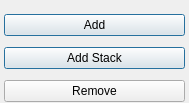
Old version of the form ilastik/applets/dataSelection/dataSelectionDrawer.ui in the repository ilastik/ilastik.
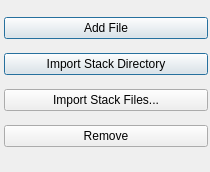
New version of the form. Icons and pictures are not drawn.

Commit message: DataSelection: Provide separate buttons for importing a stack from an entire directory vs. a set of individual files.

What changed in the file:
```diff
--- a/ilastik/applets/dataSelection/dataSelectionDrawer.ui
+++ b/ilastik/applets/dataSelection/dataSelectionDrawer.ui
@@ -6,8 +6,8 @@
    <rect>
     <x>0</x>
     <y>0</y>
-    <width>189</width>
-    <height>103</height>
+    <width>210</width>
+    <height>172</height>
    </rect>
   </property>
   <property name="windowTitle">
@@ -18,8 +18,8 @@
     <rect>
      <x>4</x>
      <y>9</y>
-     <width>181</width>
-     <height>100</height>
+     <width>204</width>
+     <height>150</height>
     </rect>
    </property>
    <layout class="QVBoxLayout" name="verticalLayout">
@@ -29,7 +29,7 @@
        <string>Add a single volume or image</string>
       </property>
       <property name="text">
-       <string>Add</string>
+       <string>Add File</string>
       </property>
       <property name="icon">
        <iconset>
@@ -49,7 +49,7 @@
        <string>Create a single 3D dataset in your project from a directory of images files</string>
       </property>
       <property name="text">
-       <string>Add Stack</string>
+       <string>Import Stack Directory</string>
       </property>
       <property name="default">
        <bool>true</bool>
@@ -59,6 +59,16 @@
       </property>
      </widget>
     </item>
+    <item>
+     <widget class="QPushButton" name="addStackFilesButton">
+      <property name="toolTip">
+       <string>Select several files to create a single 3D stack</string>
+      </property>
+      <property name="text">
+       <string>Import Stack Files...</string>
+      </property>
+     </widget>
+    </item>
     <item>
      <widget class="QPushButton" name="removeFileButton">
       <property name="toolTip">
```
The commit also changes 1 other file.
